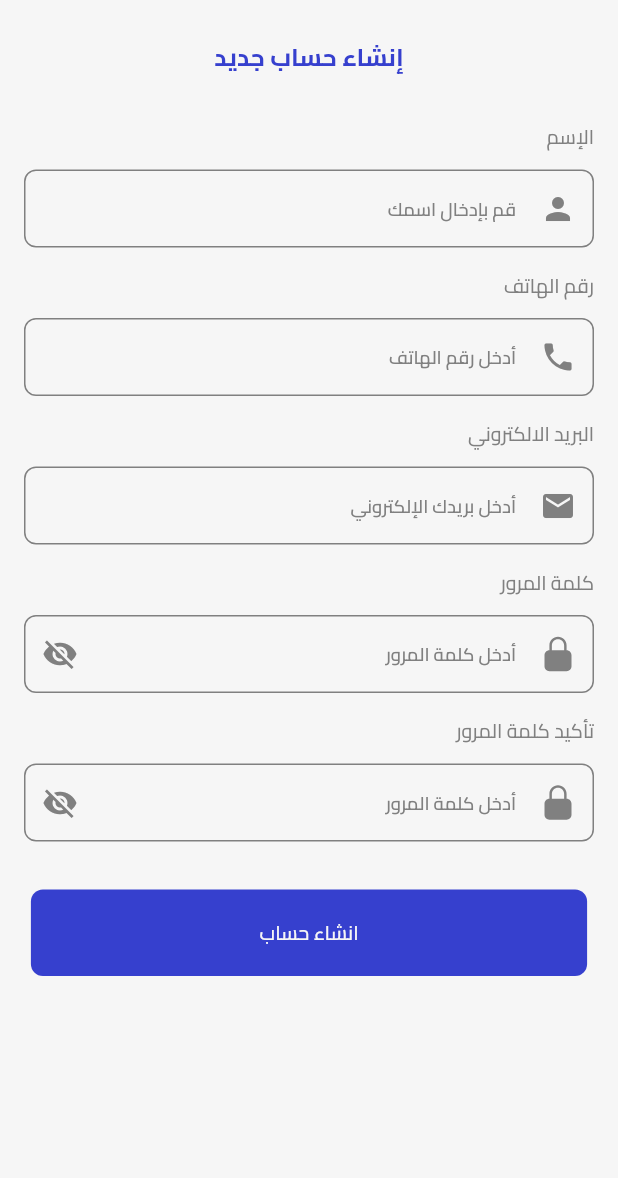
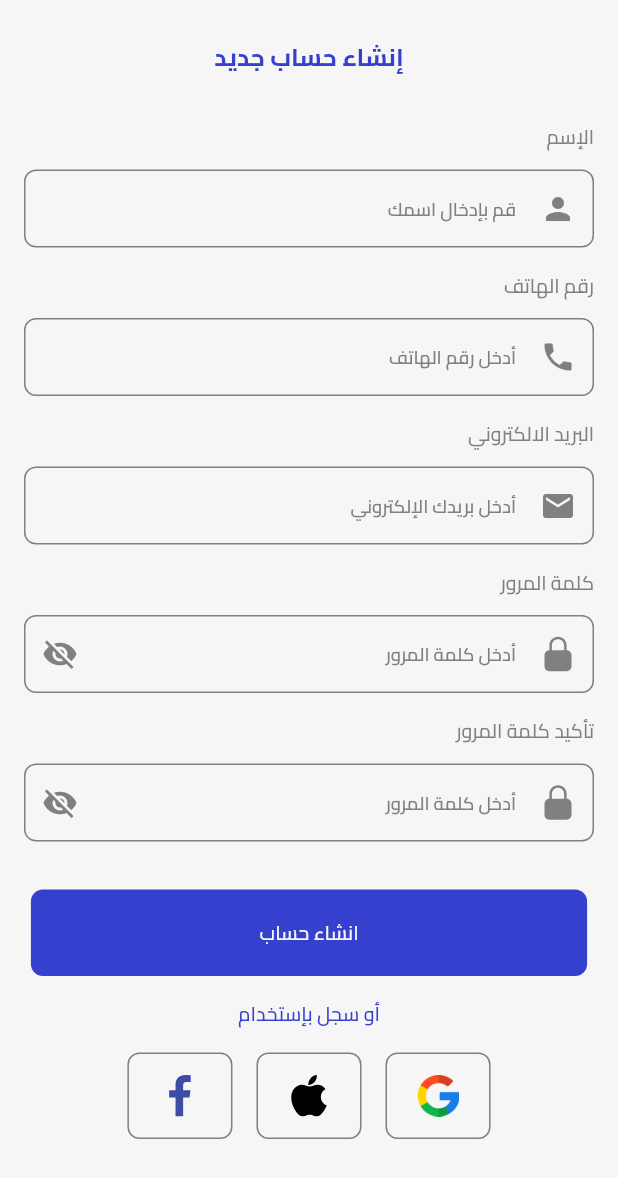
Before and after one commit to mohamedamr77/gradution_project, a Flutter app: the SignUpScreen screen opened by its route, on a phone screen of 412 x 824 dp. Shown: the top 1178 px of the screen. Run offline on Flutter 3.47's test engine with Material 3 defaults, Android fonts, the phone set to English and light mode, and no system bars; our stand-ins replace equatable, flutter_bloc, flutter_svg, fluttertoast, shimmer, smooth_page_indicator.

Commit message:
make social auth section

```diff
--- a/lib/core/utils/app_icons.dart
+++ b/lib/core/utils/app_icons.dart
@@ -1,7 +1,7 @@
 class AppIcons{
-  static const String homeIcon = "assets/icon/apple.svg";
+  static const String appleIcon = "assets/icon/apple.svg";
   static const String facebookIcon = "assets/icon/facebook.svg";
-  static const String googleIcon = "assets/icon/google 1.svg";
+  static const String googleIcon = "assets/icon/google2.svg";
   static const String injectionIcon = "assets/icon/Injection.svg";
   static const String personIcon = "assets/icon/person_icon.svg";
   static const String iconOnBoarding = "assets/icon/icon_on_boarding.svg";
--- a/lib/core/utils/app_images.dart
+++ b/lib/core/utils/app_images.dart
@@ -19,4 +19,5 @@ class AppImages {
  static const String vaccine2Test = "assets/images/vaccine2_test.png";
  static const String vaccine3Test = "assets/images/vaccine3_test.png";
  static const String vaccine4Test = "assets/images/vaccine4_test.png";
+ static const String google = "assets/images/goole_png.png";
 }
--- a/lib/features/auth/sign_up/presentation/view/widgets/sign_up_body.dart
+++ b/lib/features/auth/sign_up/presentation/view/widgets/sign_up_body.dart
@@ -2,6 +2,7 @@ import 'package:flutter/material.dart';
 import 'package:gradutionproject/core/shared_widget/global_text.dart';
 import 'package:gradutionproject/core/utils/app_colors.dart';
 import 'package:gradutionproject/core/utils/app_text.dart';
+import 'package:gradutionproject/features/auth/sign_up/presentation/view/widgets/social_auth_section.dart';
 import 'confirm_pass_field_sign_up.dart';
 import 'create_account_button.dart';
 import 'email_field_sign_up.dart';
@@ -17,6 +18,10 @@ class SignUpBody extends StatelessWidget {
     return const Padding(
       padding: EdgeInsets.symmetric(horizontal: 16, vertical: 16),
       child: Center(
+        child:CustomScrollView(
+          slivers: [
+            SliverFillRemaining(
+              hasScrollBody: false,
               child: Column(
                 children: [
                   SizedBox(
@@ -51,7 +56,11 @@ class SignUpBody extends StatelessWidget {
                   ConfirmPassFieldSignUp(),
                   SizedBox(height: 32,),
                   CreateAccountButton(),
-
+                  SocialAuthSection(),
+                  SizedBox(height: 32,),
+                ],
+              ),
+            ),
           ],
         ),
       ),
--- /dev/null
+++ b/lib/features/auth/sign_up/presentation/view/widgets/social_auth_section.dart
@@ -0,0 +1,65 @@
+import 'package:flutter/material.dart';
+import 'package:flutter_svg/svg.dart';
+import 'package:gradutionproject/core/shared_widget/global_text.dart';
+import 'package:gradutionproject/core/utils/app_colors.dart';
+import 'package:gradutionproject/core/utils/app_icons.dart';
+import 'package:gradutionproject/core/utils/app_images.dart';
+import 'package:gradutionproject/core/utils/app_text.dart';
+import 'package:gradutionproject/core/utils/extentions/screen_size.dart';
+
+class SocialAuthSection extends StatelessWidget {
+  const SocialAuthSection({super.key});
+
+  @override
+  Widget build(BuildContext context) {
+    return Column(
+      children: [
+        const SizedBox(height: 16,),
+        const GText(color: AppColors.primaryColor, content: AppText.orRegisterUsing, fontSize: 16, fontWeight: FontWeight.w500),
+        const SizedBox(height: 16,),
+        Row(
+          mainAxisAlignment: MainAxisAlignment.center,
+          children: [
+            SocialContainerItem(onTap: () {  }, iconPath: AppIcons.facebookIcon,),
+            const SizedBox(width: 16,),
+            SocialContainerItem(onTap: () {  }, iconPath: AppIcons.appleIcon,),
+            const SizedBox(width: 16,),
+            SocialContainerItem(onTap: () {  }, iconPath: AppImages.google,),
+          ],
+        )
+      ],
+    );
+  }
+}
+
+
+class SocialContainerItem extends StatelessWidget {
+ final void Function() onTap;
+ final String iconPath;
+  const SocialContainerItem({super.key, required this.onTap, required this.iconPath});
+
+  @override
+  Widget build(BuildContext context) {
+    return GestureDetector(
+      onTap: onTap,
+      child: Container(
+        width: 0.17.w,
+        height: 0.07.h,
+        padding: const EdgeInsets.all(14),
+        decoration: BoxDecoration(
+            borderRadius: BorderRadius.circular(8),
+            border: Border.all(
+              color: AppColors.thirdColor,
+              width: 1,
+
+            )
+        ),
+        child:
+        iconPath.contains("svg")?
+        SvgPicture.asset(iconPath) :
+        Image.asset(iconPath)
+        ,
+      ),
+    );
+  }
+}
```
Also changed, not shown: assets/icon/google2.svg (added), assets/images/goole_png.png (added). Lines whose indentation alone changed are shown as unchanged.
